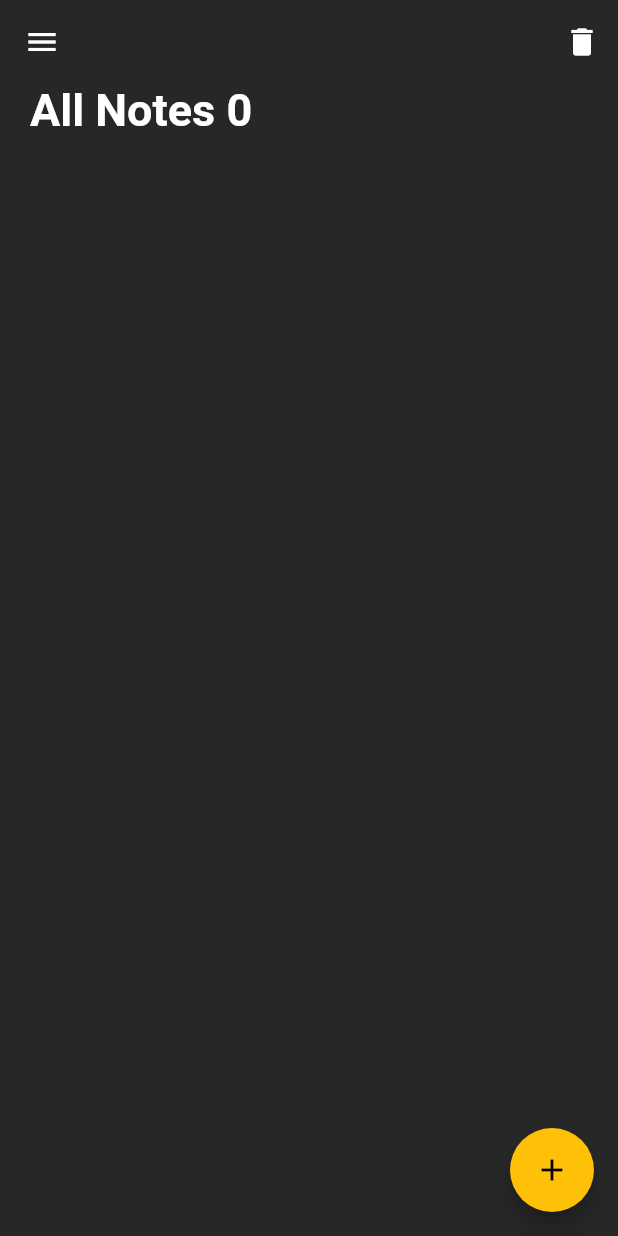
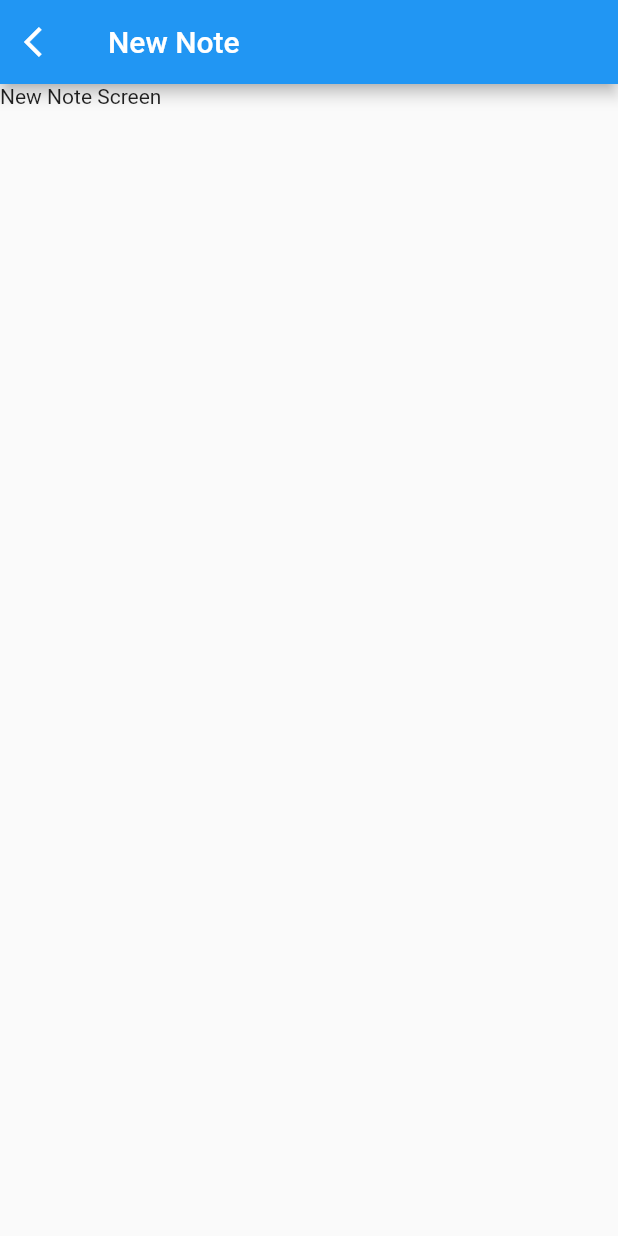
Before and after one commit to Anastasia9595/notes, a Flutter app: the MobileHomeScreen screen opened directly, after a tap on the "add" icon, on a phone screen of 412 x 824 dp. Run offline on Flutter 3.47's test engine with Material 2 defaults, Android fonts, the phone set to English and light mode, and no system bars; our stand-ins replace bloc, email_validator, equatable, flutter_bloc, flutter_svg, hydrated_bloc.

Commit message:
add ternary request to show delete icon button or search icon button

```diff
--- a/lib/presentation/view/mobile/home_screen.dart
+++ b/lib/presentation/view/mobile/home_screen.dart
@@ -9,6 +9,7 @@ import 'package:notes_laravel/buisness_logic/select_note_cubit/select_note_cubit
 import 'package:notes_laravel/helpers/constants.dart';
 import 'package:notes_laravel/presentation/components/custom_alertdialog.dart';
 import 'package:notes_laravel/presentation/components/listtilenote_component.dart';
+import 'package:notes_laravel/presentation/view/mobile/new_note_screen.dart';
 import 'package:notes_laravel/presentation/widgets/floatinaction_button_widget.dart';
 
 import '../../../buisness_logic/notes_cubit/note_cubit.dart';
@@ -54,7 +55,10 @@ class MobileHomeScreen extends StatelessWidget {
           actions: [
             BlocBuilder<NoteCubit, NoteState>(
               builder: (context, state) {
-                return IconButton(
+                return BlocBuilder<SelectNoteCubit, SelectNoteState>(
+                  builder: (context, slectedNoteState) {
+                    return slectedNoteState.isNoteSelected
+                        ? IconButton(
                             icon: const Icon(Icons.delete),
                             onPressed: () {
                               String token = context.read<LoginCubit>().state.user.token;
@@ -63,6 +67,12 @@ class MobileHomeScreen extends StatelessWidget {
                                   context.read<NoteCubit>().state.selectedNotestoDeleteList.map((e) => e.id).toList();
                               context.read<NoteCubit>().deleteMultipleNotesLocal(selectedNotes, token);
                               state.selectedNotestoDeleteList.clear();
+                            },
+                          )
+                        : IconButton(
+                            icon: const Icon(Icons.search),
+                            onPressed: () {},
+                          );
                   },
                 );
               },
@@ -156,10 +166,18 @@ class MobileHomeScreen extends StatelessWidget {
             ),
           ],
         ),
-        floatingActionButton: const CustomFloatinActionButton(
+        floatingActionButton: CustomFloatinActionButton(
           backgroundcolor: Colors.amber,
           icon: Icons.add,
           iconcolor: Colors.black,
+          onPressed: () {
+            Navigator.pushReplacement(
+              context,
+              MaterialPageRoute(
+                builder: (context) => const NewNoteScreen(),
+              ),
+            );
+          },
         ));
   }
 }
--- /dev/null
+++ b/lib/presentation/view/mobile/new_note_screen.dart
@@ -0,0 +1,29 @@
+import 'package:flutter/material.dart';
+import 'package:flutter/src/widgets/container.dart';
+import 'package:flutter/src/widgets/framework.dart';
+import 'package:notes_laravel/presentation/view/mobile/home_screen.dart';
+
+class NewNoteScreen extends StatelessWidget {
+  const NewNoteScreen({super.key});
+
+  @override
+  Widget build(BuildContext context) {
+    return Scaffold(
+      appBar: AppBar(
+        leading: IconButton(
+          onPressed: () => Navigator.pushReplacement(
+            context,
+            MaterialPageRoute(
+              builder: (context) => const MobileHomeScreen(),
+            ),
+          ),
+          icon: const Icon(Icons.arrow_back_ios),
+        ),
+        title: const Text('New Note'),
+      ),
+      body: Container(
+        child: const Text('New Note Screen'),
+      ),
+    );
+  }
+}
--- a/lib/presentation/widgets/floatinaction_button_widget.dart
+++ b/lib/presentation/widgets/floatinaction_button_widget.dart
@@ -1,6 +1,4 @@
 import 'package:flutter/material.dart';
-import 'package:flutter/src/widgets/container.dart';
-import 'package:flutter/src/widgets/framework.dart';
 
 class CustomFloatinActionButton extends StatelessWidget {
   const CustomFloatinActionButton({
@@ -8,15 +6,17 @@ class CustomFloatinActionButton extends StatelessWidget {
     required this.backgroundcolor,
     required this.icon,
     required this.iconcolor,
+    required this.onPressed,
   });
   final Color backgroundcolor;
   final IconData icon;
   final Color iconcolor;
+  final Function onPressed;
 
   @override
   Widget build(BuildContext context) {
     return FloatingActionButton(
-      onPressed: () {},
+      onPressed: () => onPressed(),
       backgroundColor: backgroundcolor,
       child: Icon(
         icon,
```
Lines whose indentation alone changed are shown as unchanged.
